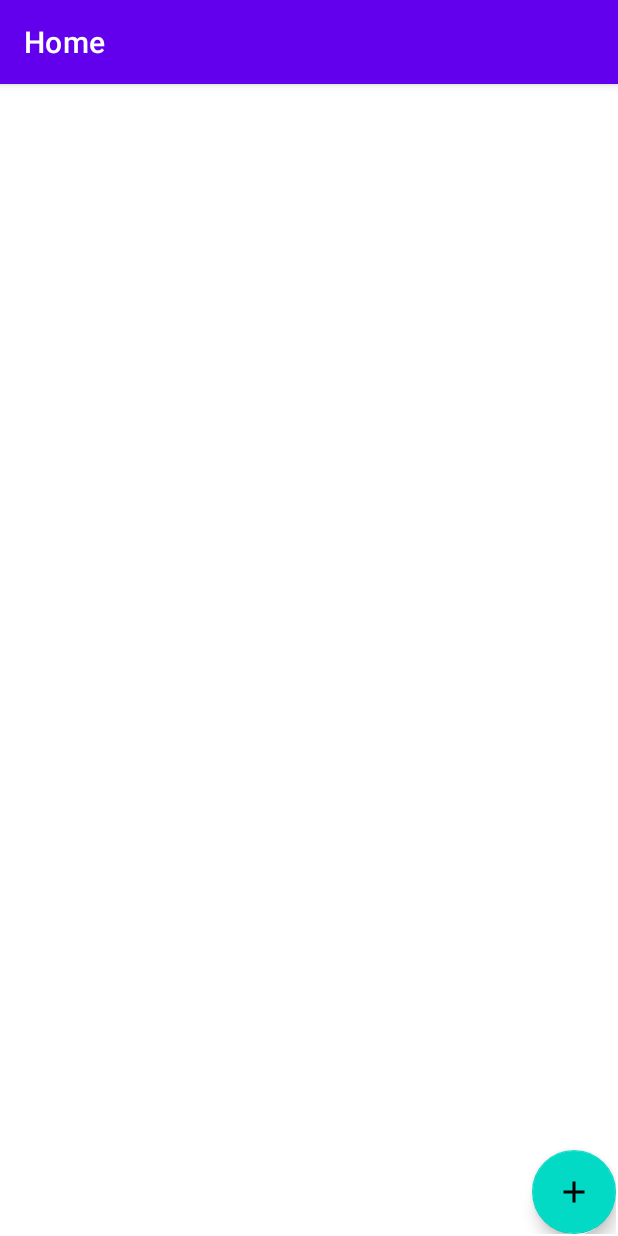
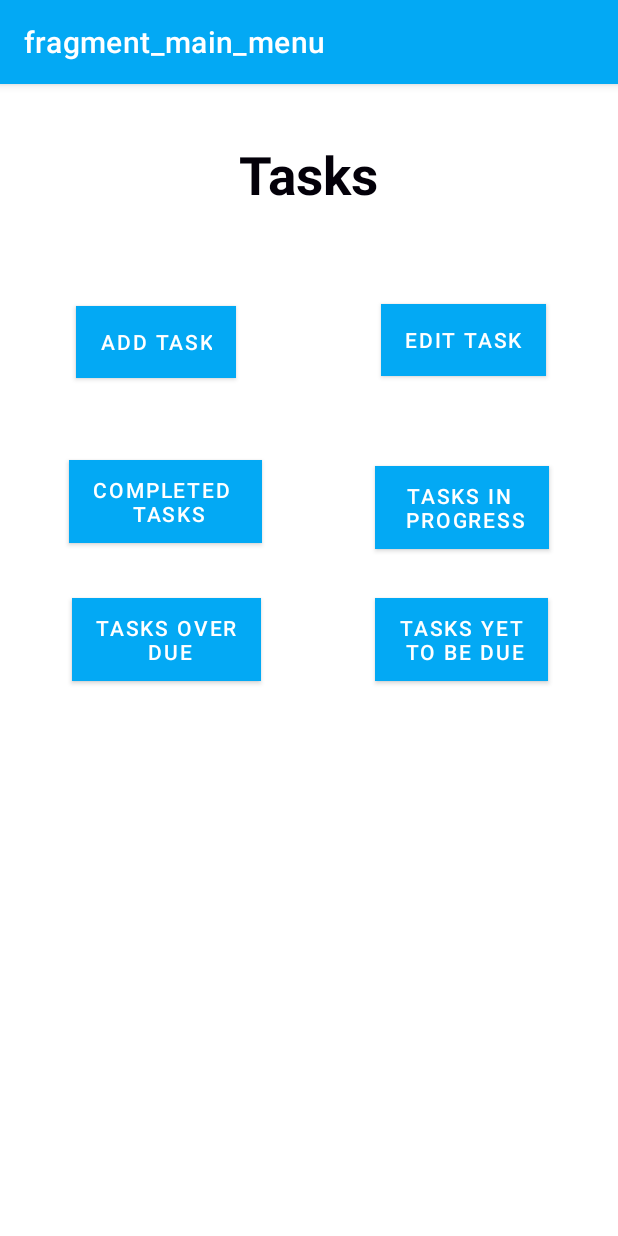
Before and after one commit to vishal-nagarajan/TaskApp, an Android app: the screen it shows after launch (MainActivity), on a phone screen of 412 x 824 dp. Run offline under Robolectric (Android 15) with nearby library versions, the phone set to English and light mode, and no system bars; our stand-ins replace navigation-ui.

Commit message:
nav commit

```diff
--- a/app/src/main/java/com/example/mynotes/Ui/AddNoteFragment.kt
+++ b/app/src/main/java/com/example/mynotes/Ui/AddNoteFragment.kt
@@ -8,6 +8,7 @@ import android.view.LayoutInflater
 import android.view.View
 import android.view.ViewGroup
 import android.widget.Toast
+import androidx.navigation.Navigation
 import com.example.mynotes.R
 import com.example.mynotes.db.Note
 import com.example.mynotes.db.NoteDatabase
@@ -68,7 +69,8 @@ class AddNoteFragment : BaseFragment() {
             //val note = Note(noteTask,noteDescription,noteClient,noteProject,noteStartDate,noteEndDate)
            // NoteDatabase(requireActivity()).getNoteDao().addNote(note)
 //            saveNote(note)
-
+            val action = AddNoteFragmentDirections.actionSaveNote()
+            Navigation.findNavController(it).navigate(action)
         }
     }
 //    private fun saveNote(note:Note){bui
--- a/app/src/main/java/com/example/mynotes/Ui/HomeFragment.kt
+++ b/app/src/main/java/com/example/mynotes/Ui/HomeFragment.kt
@@ -39,5 +39,9 @@ class HomeFragment : BaseFragment() {
             val action = HomeFragmentDirections.actionAddNote()
             Navigation.findNavController(it).navigate(action)
         }
+        button_menu.setOnClickListener{
+            val action = HomeFragmentDirections.actionMenu()
+            Navigation.findNavController(it).navigate(action)
+        }
     }
 }
--- /dev/null
+++ b/app/src/main/java/com/example/mynotes/Ui/MainMenu.kt
@@ -0,0 +1,39 @@
+package com.example.mynotes.Ui
+
+import android.os.Bundle
+import androidx.fragment.app.Fragment
+import android.view.LayoutInflater
+import android.view.View
+import android.view.ViewGroup
+import androidx.navigation.Navigation
+import com.example.mynotes.R
+import kotlinx.android.synthetic.main.fragment_main_menu.*
+
+
+class MainMenu : BaseFragment() {
+    override fun onCreate(savedInstanceState: Bundle?) {
+        super.onCreate(savedInstanceState)
+    }
+
+    override fun onCreateView(
+        inflater: LayoutInflater, container: ViewGroup?,
+        savedInstanceState: Bundle?
+    ): View? {
+        // Inflate the layout for this fragment
+        return inflater.inflate(R.layout.fragment_main_menu, container, false)
+    }
+
+    override fun onActivityCreated(savedInstanceState: Bundle?) {
+        super.onActivityCreated(savedInstanceState)
+        add_task.setOnClickListener{
+            val action = MainMenuDirections.mAddNote()
+            Navigation.findNavController(it).navigate(action)
+        }
+        tasks_in_progress.setOnClickListener{
+            val action = MainMenuDirections.actionTaskInProgress()
+            Navigation.findNavController(it).navigate(action)
+        }
+
+    }
+
+}
--- /dev/null
+++ b/app/src/main/res/drawable/ic_menu.xml
@@ -0,0 +1,10 @@
+<vector xmlns:android="http://schemas.android.com/apk/res/android"
+    android:width="24dp"
+    android:height="24dp"
+    android:viewportWidth="24"
+    android:viewportHeight="24"
+    android:tint="?attr/colorControlNormal">
+  <path
+      android:fillColor="@android:color/white"
+      android:pathData="M3,18h18v-2L3,16v2zM3,13h18v-2L3,11v2zM3,6v2h18L21,6L3,6z"/>
+</vector>
--- a/app/src/main/res/layout/fragment_home.xml
+++ b/app/src/main/res/layout/fragment_home.xml
@@ -11,13 +11,29 @@
     android:layout_height="match_parent"
     android:id="@+id/recycler_view_notes"
     />
+
     <com.google.android.material.floatingactionbutton.FloatingActionButton
         android:id="@+id/button_add"
         android:layout_width="wrap_content"
         android:layout_height="wrap_content"
+        android:layout_alignParentEnd="true"
         android:layout_alignParentBottom="true"
-        android:tint="@android:color/white"
-        android:layout_alignParentRight="true"
+        android:layout_marginEnd="50dp"
+        android:layout_marginBottom="57dp"
         android:clickable="true"
-        android:src="@drawable/ic_add" />
+        android:focusable="true"
+        android:src="@drawable/ic_add"
+        android:tint="@android:color/white" />
+
+    <com.google.android.material.floatingactionbutton.FloatingActionButton
+        android:id="@+id/button_menu"
+        android:layout_width="wrap_content"
+        android:layout_height="wrap_content"
+        android:layout_alignParentEnd="true"
+        android:layout_alignParentBottom="true"
+        android:layout_marginEnd="176dp"
+        android:layout_marginBottom="52dp"
+        android:clickable="true"
+        android:focusable="true"
+        android:src="@drawable/ic_menu" />
 </RelativeLayout>
--- /dev/null
+++ b/app/src/main/res/layout/fragment_main_menu.xml
@@ -0,0 +1,116 @@
+<?xml version="1.0" encoding="utf-8"?>
+<androidx.constraintlayout.widget.ConstraintLayout xmlns:android="http://schemas.android.com/apk/res/android"
+    xmlns:app="http://schemas.android.com/apk/res-auto"
+    xmlns:tools="http://schemas.android.com/tools"
+    android:layout_width="match_parent"
+    android:layout_height="match_parent"
+    tools:context=".Ui.MainMenu">
+
+    <TextView
+        android:id="@+id/textView3"
+        android:layout_width="112sp"
+        android:layout_height="53sp"
+        android:text="@string/tasks"
+        android:textAlignment="center"
+        android:textColor="#030009"
+        android:textSize="35sp"
+        android:textStyle="bold"
+        app:layout_constraintBottom_toBottomOf="parent"
+        app:layout_constraintHorizontal_bias="0.498"
+        app:layout_constraintLeft_toLeftOf="parent"
+        app:layout_constraintRight_toRightOf="parent"
+        app:layout_constraintTop_toTopOf="parent"
+        app:layout_constraintVertical_bias="0.05" />
+
+    <Button
+        android:id="@+id/add_task"
+        android:layout_width="wrap_content"
+        android:layout_height="wrap_content"
+        android:background="#03A9F4"
+        android:text="@string/add_task"
+        android:textColor="#FFFFFF"
+        android:clickable="true"
+        android:focusable="true"
+        android:foreground="?android:attr/selectableItemBackground"
+        app:layout_constraintBottom_toBottomOf="parent"
+        app:layout_constraintEnd_toEndOf="parent"
+        app:layout_constraintHorizontal_bias="0.164"
+        app:layout_constraintStart_toStartOf="parent"
+        app:layout_constraintTop_toTopOf="parent"
+        app:layout_constraintVertical_bias="0.204" />
+
+    <Button
+        android:id="@+id/edit_task"
+        android:layout_width="wrap_content"
+        android:layout_height="wrap_content"
+        android:background="#03A9F4"
+        android:text="@string/edit_task"
+        android:textColor="#FFFFFF"
+        app:layout_constraintBottom_toBottomOf="parent"
+        app:layout_constraintEnd_toEndOf="parent"
+        app:layout_constraintHorizontal_bias="0.845"
+        app:layout_constraintStart_toStartOf="parent"
+        app:layout_constraintTop_toTopOf="parent"
+        app:layout_constraintVertical_bias="0.203" />
+
+    <Button
+        android:id="@+id/completed_tasks"
+        android:layout_width="wrap_content"
+        android:layout_height="wrap_content"
+        android:background="#03A9F4"
+        android:text="@string/completed_n_tasks"
+        android:textColor="#FFFFFF"
+        app:layout_constraintBottom_toBottomOf="parent"
+        app:layout_constraintEnd_toEndOf="parent"
+        app:layout_constraintHorizontal_bias="0.158"
+        app:layout_constraintStart_toStartOf="parent"
+        app:layout_constraintTop_toTopOf="parent"
+        app:layout_constraintVertical_bias="0.351" />
+
+    <Button
+        android:id="@+id/tasks_in_progress"
+        android:layout_width="wrap_content"
+        android:layout_height="wrap_content"
+        android:background="#03A9F4"
+        android:text="@string/tasks_in_n_progress"
+        android:textColor="#FFFFFF"
+        android:clickable="true"
+        android:focusable="true"
+        android:foreground="?android:attr/selectableItemBackground"
+        app:layout_constraintBottom_toBottomOf="parent"
+        app:layout_constraintEnd_toEndOf="parent"
+        app:layout_constraintHorizontal_bias="0.847"
+        app:layout_constraintStart_toStartOf="parent"
+        app:layout_constraintTop_toTopOf="parent"
+        app:layout_constraintVertical_bias="0.357" />
+
+    <Button
+        android:id="@+id/tasks_over_due"
+        android:layout_width="wrap_content"
+        android:layout_height="wrap_content"
+        android:background="#03A9F4"
+        android:text="@string/tasks_over_n_due"
+        android:textColor="#FFFFFF"
+        app:layout_constraintBottom_toBottomOf="parent"
+        app:layout_constraintEnd_toEndOf="parent"
+        app:layout_constraintHorizontal_bias="0.164"
+        app:layout_constraintStart_toStartOf="parent"
+        app:layout_constraintTop_toTopOf="parent"
+        app:layout_constraintVertical_bias="0.481" />
+
+    <Button
+        android:id="@+id/tasks_yet_to_be_due"
+        android:layout_width="wrap_content"
+        android:layout_height="wrap_content"
+        android:background="#03A9F4"
+        android:text="@string/tasks_yet_n_to_be_due"
+        android:textColor="#FFFFFF"
+        app:layout_constraintBottom_toBottomOf="parent"
+        app:layout_constraintEnd_toEndOf="parent"
+        app:layout_constraintHorizontal_bias="0.845"
+        app:layout_constraintStart_toStartOf="parent"
+        app:layout_constraintTop_toTopOf="parent"
+        app:layout_constraintVertical_bias="0.481" />
+
+
+</androidx.constraintlayout.widget.ConstraintLayout>
--- a/app/src/main/res/navigation/nav_graph.xml
+++ b/app/src/main/res/navigation/nav_graph.xml
@@ -4,7 +4,7 @@
     xmlns:tools="http://schemas.android.com/tools"
     android:id="@+id/nav_graph"
     android:label="Add"
-    app:startDestination="@id/homeFragment">
+    app:startDestination="@id/mainMenu">
 
     <fragment
         android:id="@+id/homeFragment"
@@ -14,6 +14,9 @@
         <action
             android:id="@+id/actionAddNote"
             app:destination="@id/addNoteFragment" />
+        <action
+            android:id="@+id/actionMenu"
+            app:destination="@id/mainMenu" />
     </fragment>
     <fragment
         android:id="@+id/addNoteFragment"
@@ -22,6 +25,24 @@
         tools:layout="@layout/fragment_add_note" >
         <action
             android:id="@+id/actionSaveNote"
-            app:destination="@id/homeFragment" />
+            app:destination="@id/mainMenu" />
+    </fragment>
+    <fragment
+        android:id="@+id/mainMenu"
+        android:name="com.example.mynotes.Ui.MainMenu"
+        android:label="fragment_main_menu"
+        tools:layout="@layout/fragment_main_menu" >
+        <action
+            android:id="@+id/mAddNote"
+            app:destination="@id/addNoteFragment"
+            app:enterAnim="@anim/fragment_open_enter"
+            app:exitAnim="@anim/fragment_open_exit"
+            app:popEnterAnim="@anim/fragment_close_exit" />
+        <action
+            android:id="@+id/actionTaskInProgress"
+            app:destination="@id/homeFragment"
+            app:enterAnim="@anim/fragment_open_enter"
+            app:exitAnim="@anim/fragment_close_exit"
+            app:popEnterAnim="@anim/fragment_close_exit" />
     </fragment>
 </navigation>
--- a/app/src/main/res/values/strings.xml
+++ b/app/src/main/res/values/strings.xml
@@ -10,4 +10,11 @@
     <string name="task">Task</string>
     <string name="end_date">End Date</string>
     <string name="start_date">Start Date</string>
+    <string name="tasks">Tasks</string>
+    <string name="add_task">Add Task</string>
+    <string name="edit_task">Edit Task</string>
+    <string name="completed_n_tasks">Completed \n tasks</string>
+    <string name="tasks_in_n_progress">Tasks in \n progress</string>
+    <string name="tasks_over_n_due">Tasks over\n due</string>
+    <string name="tasks_yet_n_to_be_due">Tasks yet\n to be due</string>
 </resources>
--- a/app/src/main/res/values/styles.xml
+++ b/app/src/main/res/values/styles.xml
@@ -2,7 +2,7 @@
     <!-- Base application theme. -->
     <style name="AppTheme" parent="Theme.MaterialComponents.Light.DarkActionBar">
         <!-- Customize your theme here. -->
-        <item name="colorPrimary">@color/colorPrimary</item>
+        <item name="colorPrimary">#03A9F4</item>
         <item name="colorPrimaryDark">@color/colorPrimaryDark</item>
         <item name="colorAccent">@color/colorAccent</item>
     </style>
```
